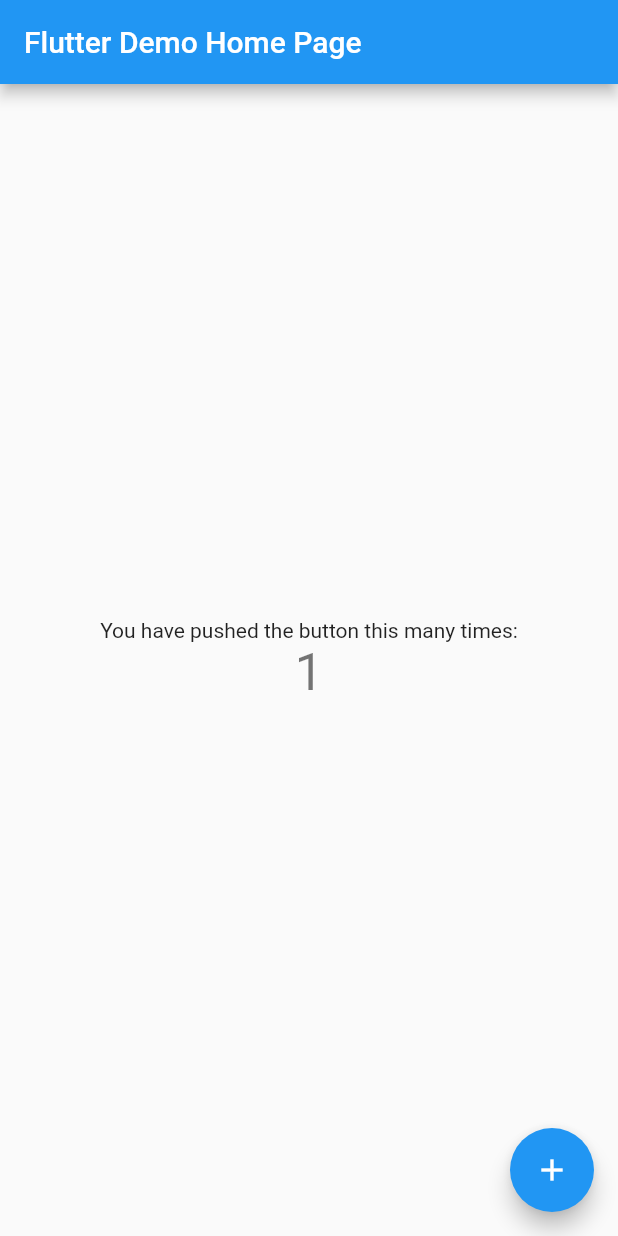
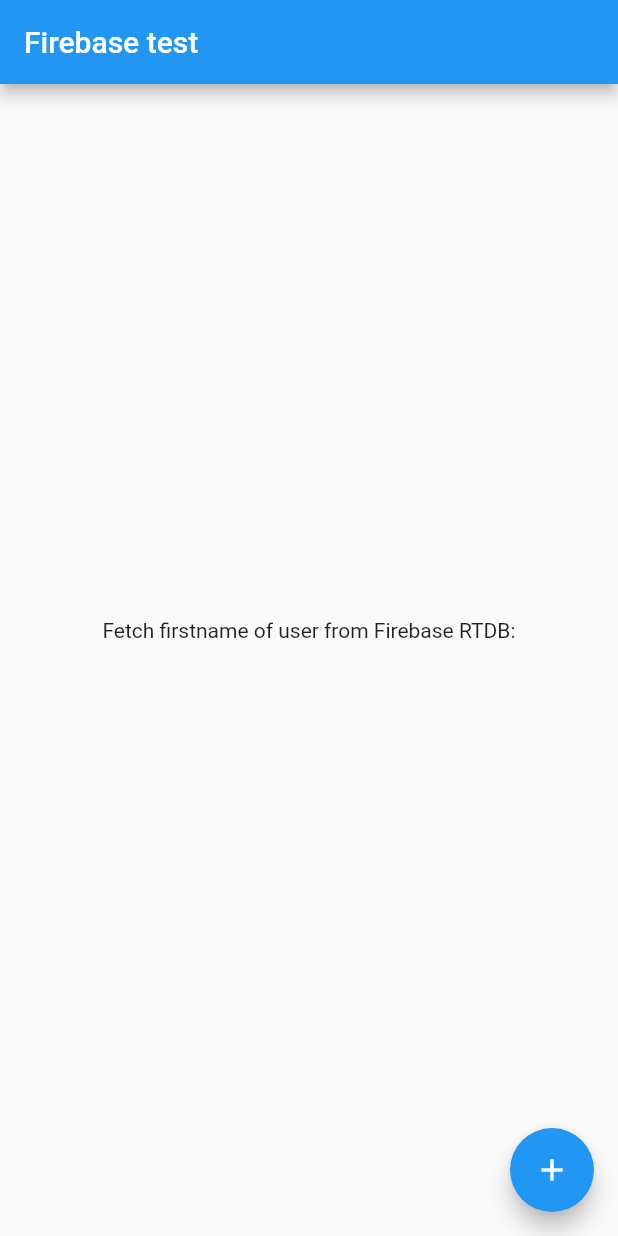
Before and after one commit to Smartiiez/flutter_firebase_test, a Flutter app: the screen it shows after launch, after a tap on the "add" icon, on a phone screen of 412 x 824 dp. Run offline on Flutter 3.47's test engine with Material 2 defaults, Android fonts, the phone set to English and light mode, and no system bars; our stand-ins replace firebase_core, firebase_database; accounts and stored records are empty.

Commit message:
update firebase test app

```diff
--- a/lib/main.dart
+++ b/lib/main.dart
@@ -1,13 +1,20 @@
-import 'dart:async';
 import 'dart:convert';
-
 import 'package:firebase_database/firebase_database.dart';
+import 'package:flutter/foundation.dart';
 import 'package:flutter/material.dart';
 import 'package:firebase_core/firebase_core.dart';
 
 void main() async {
   WidgetsFlutterBinding.ensureInitialized();
-  await Firebase.initializeApp();
+  await Firebase.initializeApp(
+      options: const FirebaseOptions(
+    apiKey: "",
+    appId: "",
+    messagingSenderId:
+        "",
+    projectId:
+        "",
+  ));
   runApp(const MyApp());
 }
 
@@ -18,35 +25,17 @@ class MyApp extends StatelessWidget {
   @override
   Widget build(BuildContext context) {
     return MaterialApp(
-      title: 'Flutter Demo',
+      title: 'Firebase test',
       theme: ThemeData(
-        // This is the theme of your application.
-        //
-        // Try running your application with "flutter run". You'll see the
-        // application has a blue toolbar. Then, without quitting the app, try
-        // changing the primarySwatch below to Colors.green and then invoke
-        // "hot reload" (press "r" in the console where you ran "flutter run",
-        // or simply save your changes to "hot reload" in a Flutter IDE).
-        // Notice that the counter didn't reset back to zero; the application
-        // is not restarted.
         primarySwatch: Colors.blue,
       ),
-      home: const MyHomePage(title: 'Flutter Demo Home Page'),
+      home: const MyHomePage(title: 'Firebase test'),
     );
   }
 }
 
 class MyHomePage extends StatefulWidget {
   const MyHomePage({Key? key, required this.title}) : super(key: key);
-
-  // This widget is the home page of your application. It is stateful, meaning
-  // that it has a State object (defined below) that contains fields that affect
-  // how it looks.
-
-  // This class is the configuration for the state. It holds the values (in this
-  // case the title) provided by the parent (in this case the App widget) and
-  // used by the build method of the State. Fields in a Widget subclass are
-  // always marked "final".
 
   final String title;
 
@@ -55,26 +44,31 @@ class MyHomePage extends StatefulWidget {
 }
 
 class _MyHomePageState extends State<MyHomePage> {
-  late StreamSubscription<DatabaseEvent> _userStream;
   late DatabaseReference _usersDatabase;
-  int _counter = 0;
+  String _firstName = "";
   @override
   void initState() {
-    _usersDatabase = FirebaseDatabase.instance.ref("user");
-    _listenToUserDatabase("*********"); // Replace **** by user child key
+    final FirebaseDatabase usersDatabase = FirebaseDatabase.instance;
+    _usersDatabase = usersDatabase.ref("user");
     super.initState();
   }
 
-  void _incrementCounter() {
-    setState(() {
-      _counter++;
-    });
-  }
-
-  @override
-  void dispose() {
-    _userStream.cancel();
-    super.dispose();
+  void _incrementCounter() async {
+    try {
+      DataSnapshot snapshot =
+          await _usersDatabase.child("-MqIm1T1ic-8inERbOC5").get();
+      if (snapshot.value != null) {
+        String strValue = jsonEncode(snapshot.value);
+        Map<String, dynamic> value = jsonDecode(strValue);
+        setState(() {
+          _firstName = value["first_name"];
+        });
+      }
+    } catch (e) {
+      if (kDebugMode) {
+        print("error $e");
+      }
+    }
   }
 
   @override
@@ -88,10 +82,10 @@ class _MyHomePageState extends State<MyHomePage> {
           mainAxisAlignment: MainAxisAlignment.center,
           children: <Widget>[
             const Text(
-              'You have pushed the button this many times:',
+              'Fetch firstname of user from Firebase RTDB:',
             ),
             Text(
-              '$_counter',
+              _firstName,
               style: Theme.of(context).textTheme.headline4,
             ),
           ],
@@ -104,23 +98,4 @@ class _MyHomePageState extends State<MyHomePage> {
       ), // This trailing comma makes auto-formatting nicer for build methods.
     );
   }
-
-  void _listenToUserDatabase(String key) async {
-    // I get the issue with the get() method and with the onValue.listen() method
-
-    DataSnapshot test = await _usersDatabase.child(key).get();
-    print(test);
-
-    // _userStream = _usersDatabase.child(key).onValue.listen((event) {
-    //   if (event.snapshot.value != null) {
-    //     final String source = jsonEncode(event.snapshot.value);
-    //     final Map<String, dynamic> json = jsonDecode(source);
-    //     print(json);
-    //   }
-    // }, onError: (e) {
-    //   print("Listen to user database error $e");
-    // }, onDone: () {
-    //   print("listen done");
-    // });
-  }
 }
```
